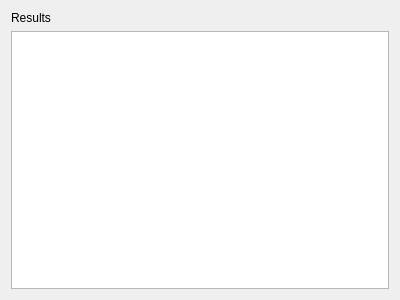
Old version of the form fpoutput.ui in the repository MathewKnee/qtbairstow.
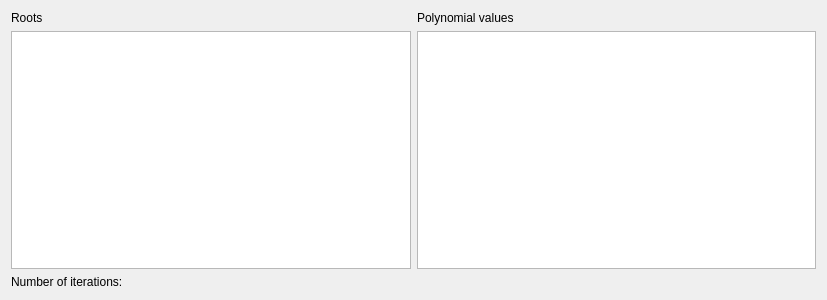
New version of the form.

```diff
--- a/fpoutput.ui
+++ b/fpoutput.ui
@@ -6,24 +6,53 @@
    <rect>
     <x>0</x>
     <y>0</y>
-    <width>400</width>
+    <width>827</width>
     <height>300</height>
    </rect>
   </property>
   <property name="windowTitle">
    <string>Dialog</string>
   </property>
-  <layout class="QVBoxLayout" name="verticalLayout">
+  <layout class="QVBoxLayout" name="verticalLayout_3">
    <item>
-    <widget class="QLabel" name="label">
+    <layout class="QHBoxLayout" name="horizontalLayout">
+     <item>
+      <layout class="QVBoxLayout" name="verticalLayout">
+       <item>
+        <widget class="QLabel" name="label">
+         <property name="text">
+          <string>Roots</string>
+         </property>
+        </widget>
+       </item>
+       <item>
+        <widget class="QTableView" name="roots_tableView"/>
+       </item>
+      </layout>
+     </item>
+     <item>
+      <layout class="QVBoxLayout" name="verticalLayout_2">
+       <item>
+        <widget class="QLabel" name="label_2">
+         <property name="text">
+          <string>Polynomial values</string>
+         </property>
+        </widget>
+       </item>
+       <item>
+        <widget class="QTableView" name="values_tableView"/>
+       </item>
+      </layout>
+     </item>
+    </layout>
+   </item>
+   <item>
+    <widget class="QLabel" name="it_label">
      <property name="text">
-      <string>Results</string>
+      <string>Number of iterations: </string>
      </property>
     </widget>
    </item>
-   <item>
-    <widget class="QTableView" name="result_tableView"/>
-   </item>
   </layout>
  </widget>
  <resources/>
```
Left out of the diff: 2 changed lines with no effect on the pictures.
